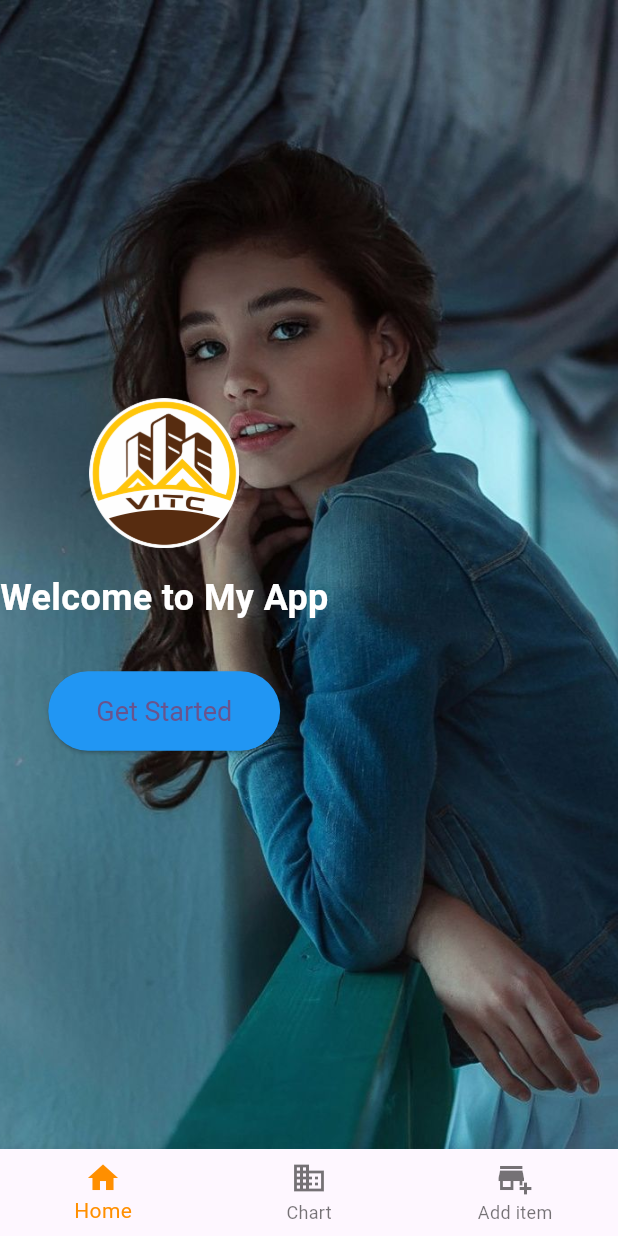
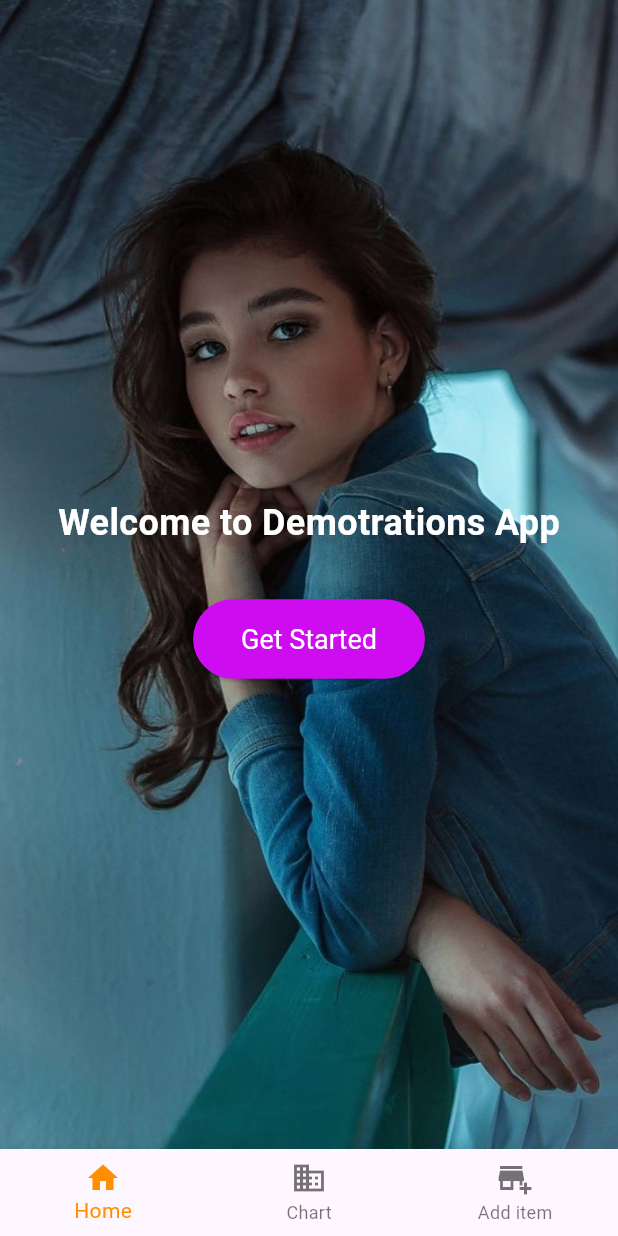
Before and after one commit to ThanhDVGCH18576/Flutter_LearningDart, a Flutter app: the LandingPage screen opened by its route, on a phone screen of 412 x 824 dp. Run offline on Flutter 3.47's test engine with Material 2 defaults, Android fonts, the phone set to English and light mode, and no system bars; our stand-ins replace charts_flutter, firebase_auth, firebase_core, sqflite; missing offline and left inert: dart:ffi; accounts and stored records are empty; generated files the repository leaves out were written again.

Commit message:
update layout landing page

```diff
--- a/lib/input_form.dart
+++ b/lib/input_form.dart
@@ -36,27 +36,37 @@ class LandingPage extends StatelessWidget {
           Column(
             mainAxisAlignment: MainAxisAlignment.center,
             children: [
-              Image.asset(
-                'assets/logo.png',
-                height: 100,
-              ),
+              // Image.asset(
+              //   'assets/logo.png',
+              //   height: 100,
+              // ),
               SizedBox(height: 16),
-              Text(
-                'Welcome to My App',
-                style: TextStyle(
-                  fontSize: 24,
-                  color: Colors.white,
-                  fontWeight: FontWeight.bold,
+              Center(
+                child: Padding(
+                  padding: const EdgeInsets.all(2.0),
+                  child: Text(
+                    'Welcome to Demotrations App',
+                    style: TextStyle(
+                      fontSize: 24,
+                      color: Colors.white,
+                      fontWeight: FontWeight.bold,
+                    ),
+                  ),
                 ),
               ),
               SizedBox(height: 32),
               ElevatedButton(
                 onPressed: () {},
-                child: Text('Get Started'),
+                child: Text('Get Started',
+                    style: TextStyle(
+                      color: Colors.white,
+                    )),
                 style: ElevatedButton.styleFrom(
-                  primary: Colors.blue,
+                  primary: Color.fromARGB(255, 205, 12, 239),
                   padding: EdgeInsets.symmetric(horizontal: 32, vertical: 16),
-                  textStyle: TextStyle(fontSize: 18),
+                  textStyle: TextStyle(
+                    fontSize: 18,
+                  ),
                 ),
               ),
             ],
```
